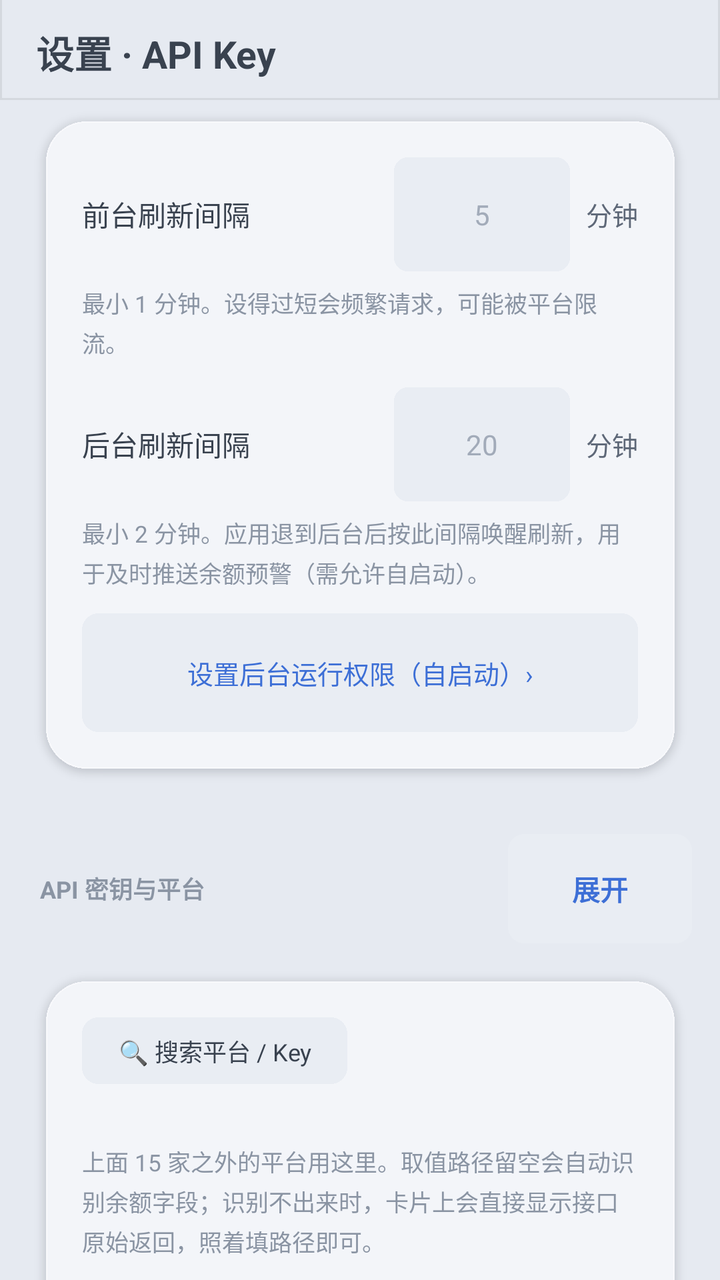
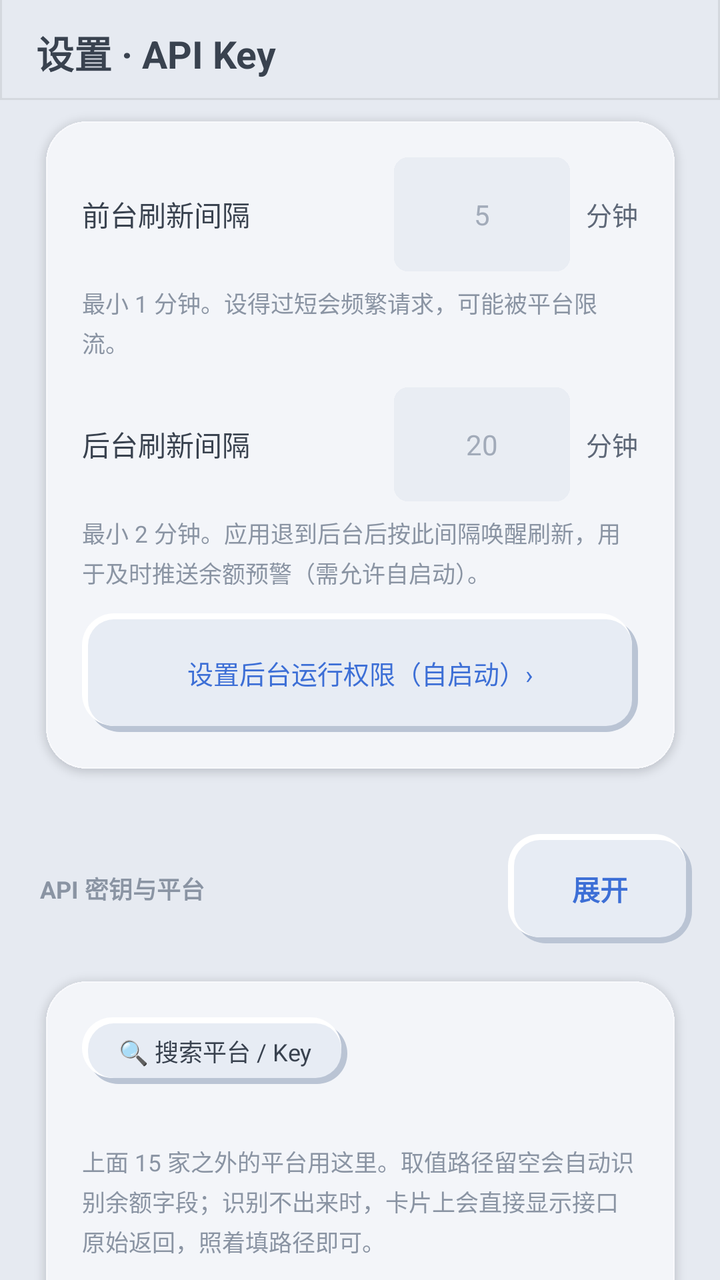

Before-and-after screenshots of an Android layout around one commit, followed by the original layout XML and the change that was made.
<!-- AndroidManifest.xml: application theme AppTheme -->
<!-- res/layout/activity_settings.xml -->
<?xml version="1.0" encoding="utf-8"?>
<FrameLayout xmlns:android="http://schemas.android.com/apk/res/android"
    android:id="@+id/settings_root"
    android:layout_width="match_parent"
    android:layout_height="match_parent"
    android:background="@color/bg">

    <ScrollView
        android:id="@+id/settings_scroll"
        android:layout_width="match_parent"
        android:layout_height="match_parent"
        android:clipToPadding="false"
        android:scrollbars="none"
        android:overScrollMode="never"
        android:paddingLeft="14dp"
        android:paddingRight="14dp">

        <LinearLayout
            android:layout_width="match_parent"
            android:layout_height="wrap_content"
            android:orientation="vertical"
            android:paddingBottom="28dp">

            
            <TextView style="@style/SectionTitle" android:text="@string/sec_refresh" />

            <LinearLayout style="@style/SectionCard">

                <LinearLayout style="@style/FieldRow">
                    <TextView style="@style/FieldLabel"
                        android:text="@string/refresh_foreground" />
                    <EditText
                        android:id="@+id/e_fg_min"
                        style="@style/FieldInput"
                        android:inputType="number"
                        android:hint="5" />
                    <TextView style="@style/FieldUnit" android:text="@string/unit_minute" />
                </LinearLayout>

                <TextView style="@style/FieldHint"
                    android:text="@string/hint_refresh_fg" />

                <LinearLayout style="@style/FieldRow" android:layout_marginTop="14dp">
                    <TextView style="@style/FieldLabel"
                        android:text="@string/refresh_background" />
                    <EditText
                        android:id="@+id/e_bg_min"
                        style="@style/FieldInput"
                        android:inputType="number"
                        android:hint="20" />
                    <TextView style="@style/FieldUnit" android:text="@string/unit_minute" />
                </LinearLayout>

                <TextView style="@style/FieldHint"
                    android:text="@string/hint_refresh_bg" />

                <TextView
                    android:id="@+id/btn_autostart"
                    android:layout_width="match_parent"
                    android:layout_height="wrap_content"
                    android:layout_marginTop="12dp"
                    android:background="@drawable/btn_bg"
                    android:gravity="center"
                    android:paddingLeft="22dp"
                    android:paddingRight="22dp"
                    android:paddingTop="20dp"
                    android:paddingBottom="20dp"
                    android:text="@string/autostart_entry"
                    android:textColor="@color/accent"
                    android:textSize="13sp" />
            </LinearLayout>

            
            
            <LinearLayout
                android:layout_width="match_parent"
                android:layout_height="wrap_content"
                android:layout_marginTop="24dp"
                android:layout_marginLeft="6dp"
                android:layout_marginBottom="10dp"
                android:orientation="horizontal"
                android:gravity="center_vertical">

                <TextView
                    android:layout_width="0dp"
                    android:layout_height="wrap_content"
                    android:layout_weight="1"
                    android:text="@string/sec_keys"
                    android:textColor="@color/tx3"
                    android:textSize="12sp"
                    android:textStyle="bold" />

                <TextView
                    android:id="@+id/key_toggle"
                    android:layout_width="wrap_content"
                    android:layout_height="wrap_content"
                    android:background="@drawable/btn_bg"
                    android:gravity="center"
                    android:minWidth="92dp"
                    android:paddingLeft="26dp"
                    android:paddingRight="26dp"
                    android:paddingTop="17dp"
                    android:paddingBottom="17dp"
                    android:text="展开"
                    android:textColor="@color/accent"
                    android:textSize="14sp"
                    android:textStyle="bold" />
            </LinearLayout>

            <LinearLayout
                android:id="@+id/key_card"
                style="@style/SectionCard">

                
                <LinearLayout
                    android:layout_width="match_parent"
                    android:layout_height="wrap_content"
                    android:orientation="vertical"
                    android:layout_marginBottom="8dp">

                    <TextView
                        android:id="@+id/search_toggle"
                        android:layout_width="wrap_content"
                        android:layout_height="wrap_content"
                        android:background="@drawable/btn_bg"
                        android:gravity="center"
                        android:paddingLeft="18dp"
                        android:paddingRight="18dp"
                        android:paddingTop="8dp"
                        android:paddingBottom="8dp"
                        android:text="🔍 搜索平台 / Key"
                        android:textColor="@color/tx"
                        android:textSize="12sp" />

                    <EditText
                        android:id="@+id/search_box"
                        android:layout_width="match_parent"
                        android:layout_height="wrap_content"
                        android:layout_marginTop="8dp"
                        android:background="@drawable/btn_bg"
                        android:hint="输入平台名或 Key 关键字，按回车过滤…"
                        android:inputType="text"
                        android:imeOptions="actionSearch"
                        android:maxLines="1"
                        android:paddingLeft="14dp"
                        android:paddingRight="14dp"
                        android:paddingTop="10dp"
                        android:paddingBottom="10dp"
                        android:textColor="@color/tx"
                        android:textColorHint="@color/tx3"
                        android:textSize="13sp"
                        android:visibility="gone" />
                </LinearLayout>

                
                <TextView
                    android:id="@+id/notify_state"
                    android:layout_width="match_parent"
                    android:layout_height="wrap_content"
                    android:layout_marginBottom="16dp"
                    android:background="@drawable/btn_bg"
                    android:gravity="center"
                    android:paddingLeft="22dp"
                    android:paddingRight="22dp"
                    android:paddingTop="20dp"
                    android:paddingBottom="20dp"
                    android:text="@string/notify_off_hint"
                    android:textColor="@color/warn"
                    android:textSize="13sp"
                    android:visibility="gone" />

                <LinearLayout
                    android:id="@+id/key_fields"
                    android:layout_width="match_parent"
                    android:layout_height="wrap_content"
                    android:orientation="vertical" />

                
                <TextView
                    style="@style/FieldHint"
                    android:layout_marginTop="22dp"
                    android:text="@string/custom_note" />

                <LinearLayout
                    android:id="@+id/custom_fields"
                    android:layout_width="match_parent"
                    android:layout_height="wrap_content"
                    android:layout_marginTop="10dp"
                    android:orientation="vertical" />

                <TextView
                    android:id="@+id/btn_add_custom"
                    android:layout_width="match_parent"
                    android:layout_height="wrap_content"
                    android:layout_marginTop="10dp"
                    android:background="@drawable/btn_bg"
                    android:gravity="center"
                    android:paddingTop="20dp"
                    android:paddingBottom="20dp"
                    android:text="@string/custom_add"
                    android:textColor="@color/accent"
                    android:textSize="13sp" />
            </LinearLayout>

            
            <TextView style="@style/SectionTitle" android:text="统计图表显示" />

            <LinearLayout style="@style/SectionCard">
                <Switch
                    android:id="@+id/chart_show_bars"
                    android:layout_width="match_parent"
                    android:layout_height="wrap_content"
                    android:paddingTop="6dp"
                    android:paddingBottom="6dp"
                    android:text="显示每日消耗柱状"
                    android:textColor="@color/tx"
                    android:textSize="13sp" />

                <Switch
                    android:id="@+id/chart_show_grid"
                    android:layout_width="match_parent"
                    android:layout_height="wrap_content"
                    android:paddingTop="6dp"
                    android:paddingBottom="6dp"
                    android:text="显示背景网格"
                    android:textColor="@color/tx"
                    android:textSize="13sp" />

                <Switch
                    android:id="@+id/chart_show_legend"
                    android:layout_width="match_parent"
                    android:layout_height="wrap_content"
                    android:paddingTop="6dp"
                    android:paddingBottom="6dp"
                    android:text="显示图例（各 API 颜色说明）"
                    android:textColor="@color/tx"
                    android:textSize="13sp" />
            </LinearLayout>

            
            <TextView
                android:id="@+id/btn_save"
                android:layout_width="match_parent"
                android:layout_height="wrap_content"
                android:layout_marginTop="20dp"
                android:background="@drawable/btn_primary"
                android:gravity="center"
                android:paddingTop="24dp"
                android:paddingBottom="24dp"
                android:text="@string/cfg_save"
                android:textColor="@color/accent_tx"
                android:textSize="15sp"
                android:textStyle="bold" />

            <TextView
                android:id="@+id/btn_pin"
                android:layout_width="match_parent"
                android:layout_height="wrap_content"
                android:layout_marginTop="10dp"
                android:background="@drawable/btn_bg"
                android:gravity="center"
                android:paddingTop="20dp"
                android:paddingBottom="20dp"
                android:text="@string/cfg_pin"
                android:textColor="@color/tx"
                android:textSize="14sp" />

            <TextView style="@style/FieldHint"
                android:layout_marginTop="16dp"
                android:text="@string/cfg_note" />

            <TextView
                android:id="@+id/app_version"
                style="@style/FieldHint"
                android:layout_marginTop="8dp"
                android:gravity="center"
                android:text="" />
        </LinearLayout>
    </ScrollView>

    
    <LinearLayout
        android:id="@+id/settings_header"
        android:layout_width="match_parent"
        android:layout_height="wrap_content"
        android:layout_gravity="top"
        android:orientation="horizontal"
        android:gravity="center_vertical"
        android:background="@drawable/header_bg"
        android:paddingLeft="18dp"
        android:paddingRight="12dp"
        android:paddingTop="12dp"
        android:paddingBottom="10dp">

        <TextView
            android:layout_width="0dp"
            android:layout_height="wrap_content"
            android:layout_weight="1"
            android:text="@string/cfg_title"
            android:textColor="@color/tx"
            android:textSize="19sp"
            android:textStyle="bold" />

    </LinearLayout>
</FrameLayout>
<!-- resources referenced by this layout -->
<resources>
  <color name="accent">#3D6FD6</color>
  <color name="accent_tx">#FFFFFF</color>
  <color name="bg">#E6EAF1</color>
  <color name="tx">#39424F</color>
  <color name="tx3">#8A94A3</color>
  <color name="warn">#A8730F</color>
  <!-- drawable btn_bg: png bitmap (drawable-night-nodpi, 426 bytes) -->
  <string name="autostart_entry">设置后台运行权限（自启动）›</string>
  <string name="cfg_note">Key 只存在本机应用私有目录，仅发往对应平台官方接口。留空表示不显示该平台。</string>
  <string name="cfg_pin">添加到桌面</string>
  <string name="cfg_save">保存并刷新</string>
  <string name="cfg_title">设置 · API Key</string>
  <string name="custom_add">＋ 添加自定义平台</string>
  <string name="custom_note">上面 15 家之外的平台用这里。取值路径留空会自动识别余额字段；识别不出来时，卡片上会直接显示接口原始返回，照着填路径即可。</string>
  <string name="hint_refresh_bg">最小 2 分钟。应用退到后台后按此间隔唤醒刷新，用于及时推送余额预警（需允许自启动）。</string>
  <string name="hint_refresh_fg">最小 1 分钟。设得过短会频繁请求，可能被平台限流。</string>
  <string name="notify_off_hint">通知已关闭，预警无法送达 · 点此开启</string>
  <string name="refresh_background">后台刷新间隔</string>
  <string name="refresh_foreground">前台刷新间隔</string>
  <string name="sec_keys">API 密钥与平台</string>
  <string name="sec_refresh">刷新频率</string>
  <string name="unit_minute">分钟</string>
  <style name="FieldRow">
          <item name="android:layout_width">match_parent</item>
          <item name="android:layout_height">wrap_content</item>
          <item name="android:orientation">horizontal</item>
          <item name="android:gravity">center_vertical</item>
      </style>
  <color name="header_line">#14000000</color>
  <color name="hint_c">#A2ABB9</color>
  <color name="tx2">#5E6878</color>
  <!-- unchanged entries left out for length: 11 -->
</resources>

<!-- the commit's change to res/layout/activity_settings.xml (unified diff, before → after) -->
@@ -59,7 +59,7 @@
                     android:layout_width="match_parent"
                     android:layout_height="wrap_content"
                     android:layout_marginTop="12dp"
-                    android:background="@drawable/btn_bg"
+                    android:background="@drawable/neu_btn"
                     android:gravity="center"
                     android:paddingLeft="22dp"
                     android:paddingRight="22dp"
@@ -94,7 +94,7 @@
                     android:id="@+id/key_toggle"
                     android:layout_width="wrap_content"
                     android:layout_height="wrap_content"
-                    android:background="@drawable/btn_bg"
+                    android:background="@drawable/neu_btn"
                     android:gravity="center"
                     android:minWidth="92dp"
                     android:paddingLeft="26dp"
@@ -122,7 +122,7 @@
                         android:id="@+id/search_toggle"
                         android:layout_width="wrap_content"
                         android:layout_height="wrap_content"
-                        android:background="@drawable/btn_bg"
+                        android:background="@drawable/neu_btn"
                         android:gravity="center"
                         android:paddingLeft="18dp"
                         android:paddingRight="18dp"
@@ -137,7 +137,7 @@
                         android:layout_width="match_parent"
                         android:layout_height="wrap_content"
                         android:layout_marginTop="8dp"
-                        android:background="@drawable/btn_bg"
+                        android:background="@drawable/neu_btn"
                         android:hint="输入平台名或 Key 关键字，按回车过滤…"
                         android:inputType="text"
                         android:imeOptions="actionSearch"
@@ -158,7 +158,7 @@
                     android:layout_width="match_parent"
                     android:layout_height="wrap_content"
                     android:layout_marginBottom="16dp"
-                    android:background="@drawable/btn_bg"
+                    android:background="@drawable/neu_btn"
                     android:gravity="center"
                     android:paddingLeft="22dp"
                     android:paddingRight="22dp"
@@ -193,7 +193,7 @@
                     android:layout_width="match_parent"
                     android:layout_height="wrap_content"
                     android:layout_marginTop="10dp"
-                    android:background="@drawable/btn_bg"
+                    android:background="@drawable/neu_btn"
                     android:gravity="center"
                     android:paddingTop="20dp"
                     android:paddingBottom="20dp"
@@ -257,7 +257,7 @@
                 android:layout_width="match_parent"
                 android:layout_height="wrap_content"
                 android:layout_marginTop="10dp"
-                android:background="@drawable/btn_bg"
+                android:background="@drawable/neu_btn"
                 android:gravity="center"
                 android:paddingTop="20dp"
                 android:paddingBottom="20dp"
<!-- resource entries referenced after the edit -->
@@ -6,7 +6,12 @@
   <color name="tx">#39424F</color>
   <color name="tx3">#8A94A3</color>
   <color name="warn">#A8730F</color>
-  <!-- drawable btn_bg: png bitmap (drawable-night-nodpi, 426 bytes) -->
+  <!-- drawable neu_btn (drawable) -->
+  <?xml version="1.0" encoding="utf-8"?>
+  <selector xmlns:android="http://schemas.android.com/apk/res/android">
+      <item android:state_pressed="true" android:drawable="@drawable/neu_pressed" />
+      <item android:drawable="@drawable/neu_raised" />
+  </selector>
   <string name="autostart_entry">设置后台运行权限（自启动）›</string>
   <string name="cfg_note">Key 只存在本机应用私有目录，仅发往对应平台官方接口。留空表示不显示该平台。</string>
   <string name="cfg_pin">添加到桌面</string>
@@ -29,8 +34,56 @@
           <item name="android:gravity">center_vertical</item>
       </style>
   <color name="header_line">#14000000</color>
+  <!-- drawable neu_pressed (drawable) -->
+  <?xml version="1.0" encoding="utf-8"?>
+  <layer-list xmlns:android="http://schemas.android.com/apk/res/android">
+      <item>
+          <shape android:shape="rectangle">
+              <solid android:color="@color/neu_sunken" />
+              <corners android:radius="16dp" />
+          </shape>
+      </item>
+      <item android:left="2dp" android:top="2dp" android:right="0dp" android:bottom="0dp">
+          <shape android:shape="rectangle">
+              <solid android:color="#22000000" />
+              <corners android:radius="14dp" />
+          </shape>
+      </item>
+      <item android:left="3dp" android:top="3dp" android:right="2dp" android:bottom="2dp">
+          <shape android:shape="rectangle">
+              <solid android:color="@color/neu_sunken" />
+              <corners android:radius="13dp" />
+          </shape>
+      </item>
+  </layer-list>
+  <!-- drawable neu_raised (drawable) -->
+  <?xml version="1.0" encoding="utf-8"?>
+  <layer-list xmlns:android="http://schemas.android.com/apk/res/android">
+      <item android:left="3dp" android:top="3dp" android:right="0dp" android:bottom="0dp">
+          <shape android:shape="rectangle">
+              <solid android:color="@color/neu_dark" />
+              <corners android:radius="16dp" />
+          </shape>
+      </item>
+      <item android:left="0dp" android:top="0dp" android:right="3dp" android:bottom="3dp">
+          <shape android:shape="rectangle">
+              <solid android:color="@color/neu_light" />
+              <corners android:radius="16dp" />
+          </shape>
+      </item>
+      <item android:left="3dp" android:top="3dp" android:right="3dp" android:bottom="3dp">
+          <shape android:shape="rectangle">
+              <solid android:color="@color/neu_surface" />
+              <corners android:radius="13dp" />
+          </shape>
+      </item>
+  </layer-list>
   <color name="hint_c">#A2ABB9</color>
   <color name="tx2">#5E6878</color>
+  <color name="neu_sunken">#DCE1E9</color>
+  <color name="neu_dark">#BAC4D4</color>
+  <color name="neu_light">#FFFFFF</color>
+  <color name="neu_surface">#E7ECF4</color>
   <!-- unchanged entries left out for length: 11 -->
 </resources>
 
